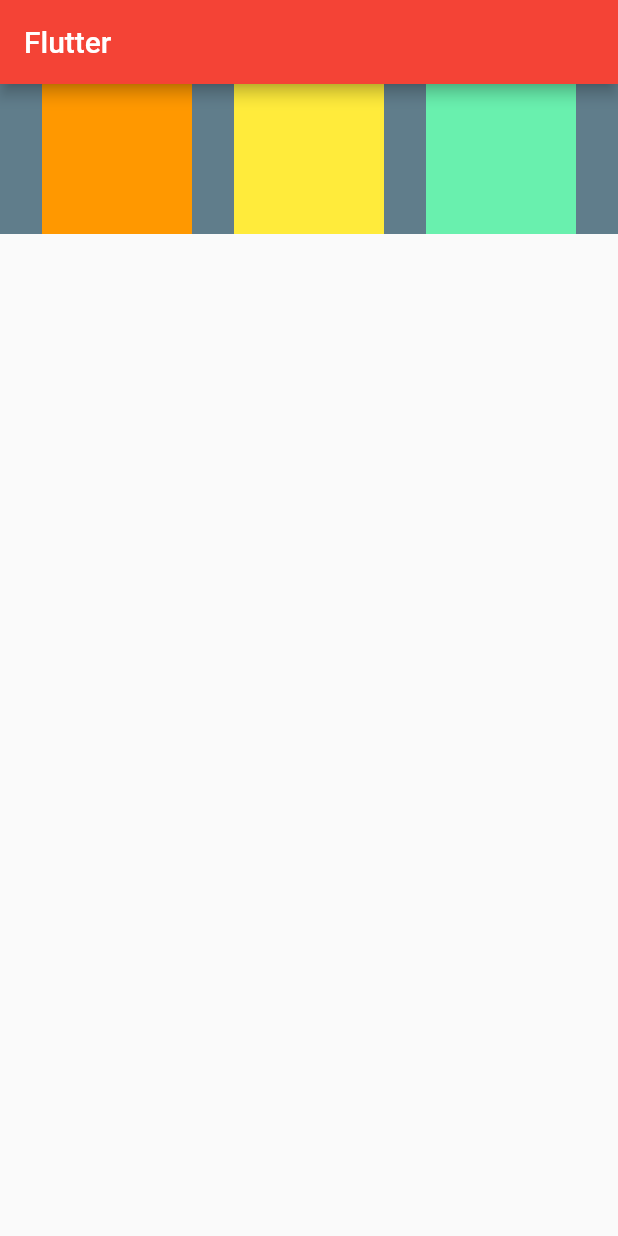
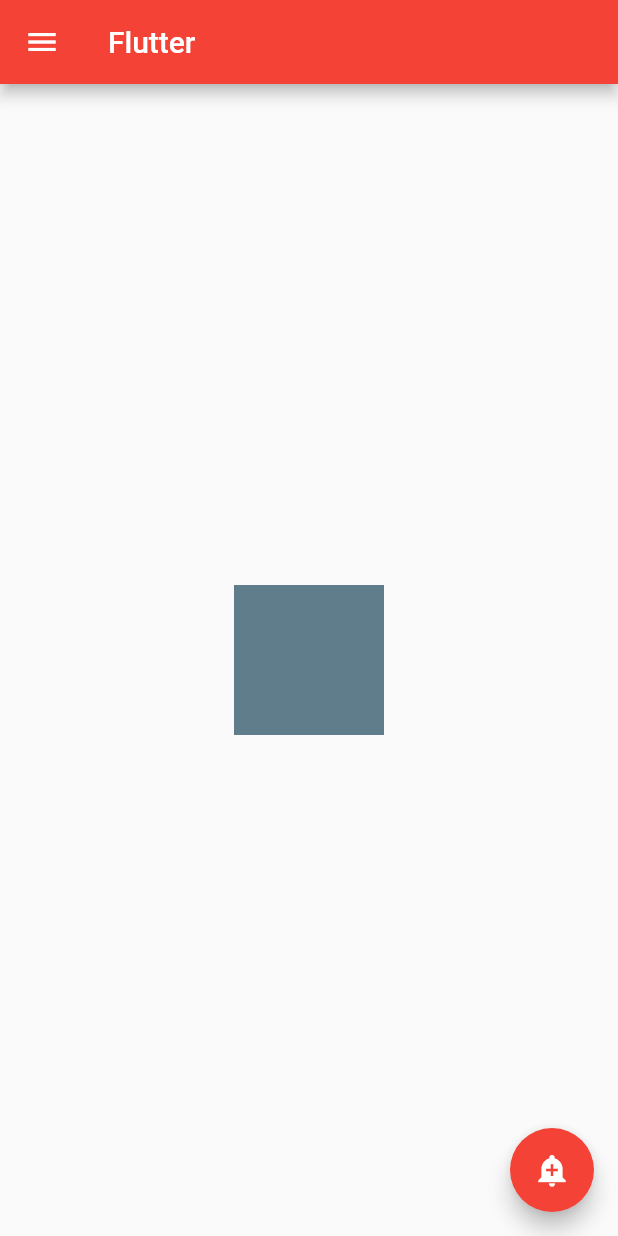
Before and after one commit to PrathameshChari04/flutter_app, a Flutter app: the screen it shows after launch, on a phone screen of 412 x 824 dp. Run offline on Flutter 3.47's test engine with Material 2 defaults, Android fonts, the phone set to English and light mode, and no system bars.

Commit message:
floatingbutton drawer commit

```diff
--- a/lib/main.dart
+++ b/lib/main.dart
@@ -14,37 +14,45 @@ class HomePage extends StatelessWidget {
   Widget build(BuildContext context) {
     return Scaffold(
       appBar: AppBar(title: Text("Flutter")),
-      body: Container(
-        height: 100,
-        color: Colors.blueGrey,
-        child: Row(
-          crossAxisAlignment: CrossAxisAlignment.stretch,
-          mainAxisAlignment: MainAxisAlignment.spaceEvenly,
+      body: Center(
+        child: Container(
+          height: 100,
+          width: 100,
+          color: Colors.blueGrey,
+        ),
+      ),
+      drawer: Drawer(
+        child: ListView(
+          padding: const EdgeInsets.all(0),
           children: <Widget>[
-            Container(
-              padding: const EdgeInsets.all(8),
-              width: 100,
-              height: 100,
-              alignment: Alignment.center,
-              color: Colors.orange,
+            UserAccountsDrawerHeader(
+              accountEmail: Text("user@flutter.com"),
+              accountName: Text("Flutter"),
+              currentAccountPicture: CircleAvatar(
+                backgroundImage: NetworkImage(
+                  "https://upload.wikimedia.org/wikipedia/en/thumb/c/cb/Robert_Downey_Jr._as_Iron_Man_in_Avengers_Infinity_War.jpg/220px-Robert_Downey_Jr._as_Iron_Man_in_Avengers_Infinity_War.jpg"
+                ),
+              ),
             ),
-            Container(
-              padding: const EdgeInsets.all(8),
-              width: 100,
-              height: 100,
-              alignment: Alignment.center,
-              color: Colors.yellow,
+            ListTile(
+              leading: Icon(Icons.person_outline),
+              title: Text("Data"),
+              subtitle: Text("Subdata"),
+              trailing: Icon(Icons.edit),
             ),
-            Container(
-              padding: const EdgeInsets.all(8),
-              width: 100,
-              height: 100,
-              alignment: Alignment.center,
-              color: Colors.greenAccent,
+            ListTile(
+              leading: Icon(Icons.alternate_email),
+              title: Text("Email"),
+              subtitle: Text("data@subdata.com"),
+              trailing: Icon(Icons.edit),
             ),
           ],
         ),
       ),
+      floatingActionButton: FloatingActionButton(
+        onPressed: () {},
+        child: Icon(Icons.add_alert),
+      ),
     );
   }
 }
```
